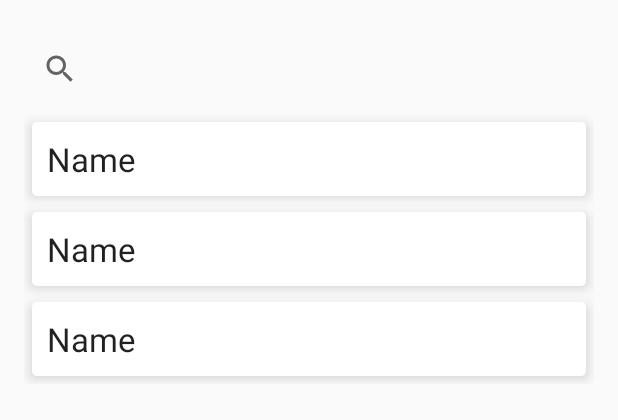
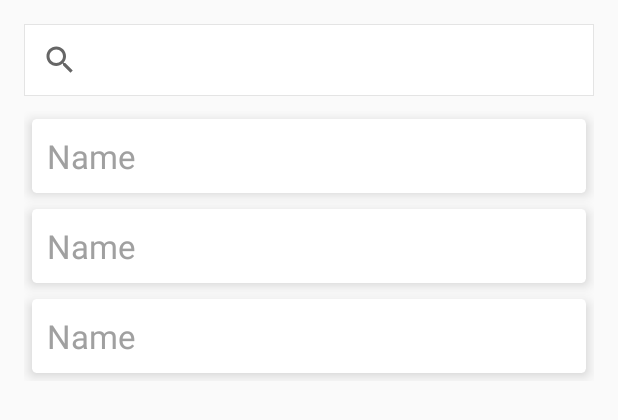
Before and after one commit to andreluiz1987/ProjetoMaxMilhas, an Android app: the layout activity_airport.xml on its own in the app's theme, with its tools: preview values and no code run, on a phone screen of 412 x 824 dp. Shown: the top 420 px of the screen. Run offline under Robolectric (Android 15) with nearby library versions, the phone set to English and light mode, and no system bars.

Commit message:
view flights

```diff
--- a/app/src/main/res/layout/activity_airport.xml
+++ b/app/src/main/res/layout/activity_airport.xml
@@ -19,13 +19,14 @@
 
         <android.support.v7.widget.SearchView
             android:id="@+id/sw_airport"
+            android:layout_marginBottom="10dp"
+            android:background="@drawable/edittext_shadow"
             android:layout_width="match_parent"
-            android:layout_height="60dp"
+            android:layout_height="wrap_content"
             app:defaultQueryHint="Digite o nome do aeroporto..."></android.support.v7.widget.SearchView>
 
         <android.support.v7.widget.RecyclerView
             android:id="@+id/rc_airports"
-            class="android.support.v7.widget.RecyclerView"
             android:layout_width="wrap_content"
             android:layout_height="wrap_content"
             tools:listitem="@layout/airport_item"
--- a/app/src/main/res/layout/airport_item.xml
+++ b/app/src/main/res/layout/airport_item.xml
@@ -18,6 +18,7 @@
             android:layout_height="wrap_content"
             android:layout_alignParentTop="true"
             android:padding="10dp"
+            android:textColor="#A0A0A0"
             android:text="Name"
             android:textAppearance="?android:attr/textAppearanceLarge" />
 
```
Also changed, not shown: app/src/main/java/andrekabelim/br/projetomaxmilhas/ui/view/AirportActivity.java (+10 -1 lines).
